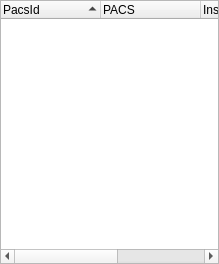
This is starviewer/src/inputoutput/qpacslistbase.ui in starviewer-medical/starviewer as Qt 5 draws it before an edit. The edited form follows.
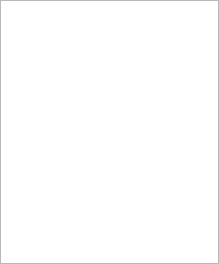
This is the edited form.

What changed in the file:
```diff
--- a/starviewer/src/inputoutput/qpacslistbase.ui
+++ b/starviewer/src/inputoutput/qpacslistbase.ui
@@ -21,7 +21,7 @@
     <number>0</number>
    </property>
    <item row="0" column="0">
-    <widget class="QTreeWidget" name="m_PacsTreeView">
+    <widget class="QTableView" name="m_pacsTableView">
      <property name="palette">
       <palette>
        <active>
@@ -92,35 +92,21 @@
      <property name="selectionMode">
       <enum>QAbstractItemView::MultiSelection</enum>
      </property>
-     <property name="rootIsDecorated">
-      <bool>false</bool>
+     <property name="selectionBehavior">
+      <enum>QAbstractItemView::SelectRows</enum>
      </property>
-     <property name="uniformRowHeights">
-      <bool>true</bool>
+     <property name="showGrid">
+      <bool>false</bool>
      </property>
      <property name="sortingEnabled">
       <bool>true</bool>
      </property>
-     <column>
-      <property name="text">
-       <string>PacsId</string>
-      </property>
-     </column>
-     <column>
-      <property name="text">
-       <string>PACS</string>
-      </property>
-     </column>
-     <column>
-      <property name="text">
-       <string>Institution</string>
-      </property>
-     </column>
-     <column>
-      <property name="text">
-       <string>Description</string>
-      </property>
-     </column>
+     <attribute name="horizontalHeaderHighlightSections">
+      <bool>false</bool>
+     </attribute>
+     <attribute name="verticalHeaderVisible">
+      <bool>false</bool>
+     </attribute>
     </widget>
    </item>
   </layout>
```
Left out of the diff: 11 changed lines with no effect on the pictures.
